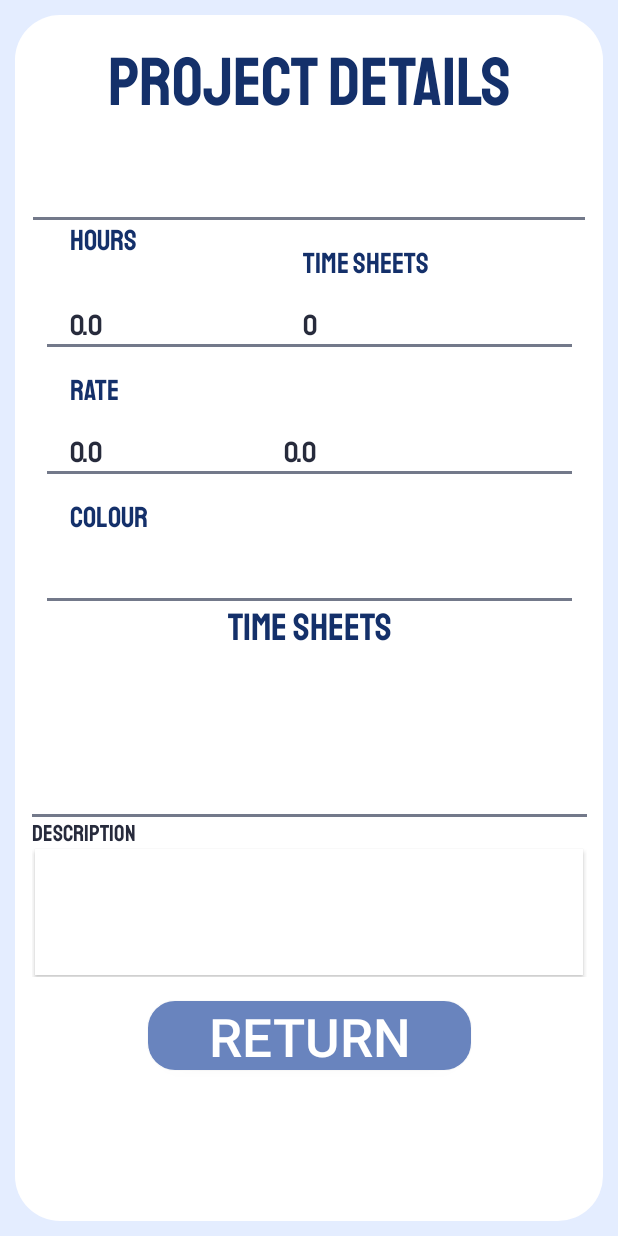
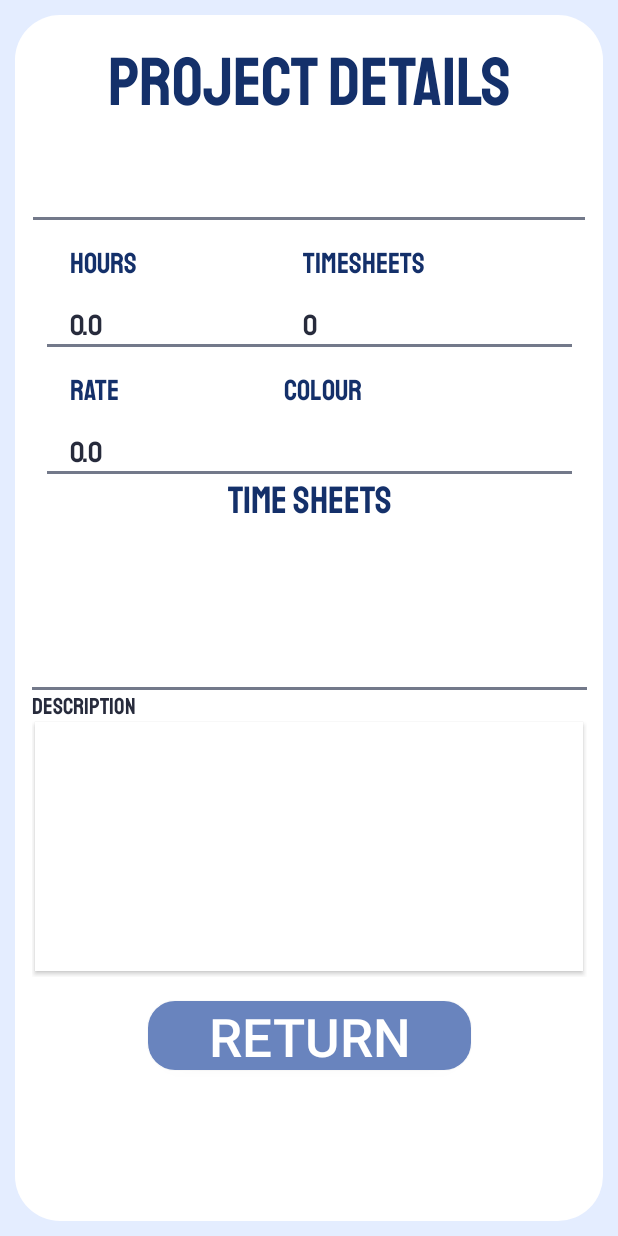
Before and after one commit to ST10036509/PunchIn, an Android app built with Jetpack Compose: the ProjectDetailsActivity screen opened directly, with no data from a screen before it, on a phone screen of 412 x 824 dp. Run offline under Robolectric (Android 15) with nearby library versions, the phone set to English and light mode, and no system bars; our stand-ins replace Firebase (no records; nobody signed in at launch, a user with empty details on screens opened directly).

Commit message:
OS-266: Adjusted details in ProjectDetails page

```diff
--- a/app/src/main/java/za/co/varsitycollege/st10036509/punchin/activities/ProjectDetailsActivity.kt
+++ b/app/src/main/java/za/co/varsitycollege/st10036509/punchin/activities/ProjectDetailsActivity.kt
@@ -56,7 +56,6 @@ class ProjectDetailsActivity : AppCompatActivity() {
             tvColour.text = colorHashId
             tvColour.setTextColor(getTextColorFromHash(colorHashId))
             tvRate.text = hourlyRate.toString()
-            tvEarnings.text = totalEarnings.toString()
             tvTimeSheets.text = totalTimeSheets.toString()
             tvHours.text = totalHours.toString()
             tvDescription.text = description
--- a/app/src/main/res/layout/activity_project_details.xml
+++ b/app/src/main/res/layout/activity_project_details.xml
@@ -51,8 +51,6 @@ LAST MODIFIED: 01/05/2024
         app:layout_constraintStart_toStartOf="parent"
         app:layout_constraintTop_toBottomOf="@+id/tv_Title">
 
-
-
         <!-- Project Name -->
         <LinearLayout
             android:layout_width="match_parent"
@@ -93,7 +91,6 @@ LAST MODIFIED: 01/05/2024
                     android:layout_height="wrap_content"
                     android:layout_marginStart="15dp"
                     android:layout_marginTop="15dp"
-                    android:layout_gravity=""
                     android:fontFamily="@font/staatliches"
                     android:text="@string/project_details_hours"
                     android:textColor="@color/indigo_900"
@@ -145,8 +142,7 @@ LAST MODIFIED: 01/05/2024
                 android:background="#73798a" />
         </TableLayout>
 
-
-        <!-- Rate and Earnings -->
+        <!-- Rate, Colour, and Earnings -->
         <TableLayout
             android:layout_width="350dp"
             android:layout_gravity="center_horizontal"
@@ -154,7 +150,8 @@ LAST MODIFIED: 01/05/2024
 
             <TableRow
                 android:layout_width="match_parent"
-                android:layout_height="match_parent">
+                android:layout_height="match_parent"
+                android:layout_gravity="center">
 
                 <TextView
                     android:layout_width="wrap_content"
@@ -166,7 +163,15 @@ LAST MODIFIED: 01/05/2024
                     android:textColor="@color/indigo_900"
                     android:textSize="19sp" />
 
-
+                <TextView
+                    android:layout_width="wrap_content"
+                    android:layout_height="wrap_content"
+                    android:layout_marginStart="110dp"
+                    android:layout_marginTop="15dp"
+                    android:fontFamily="@font/staatliches"
+                    android:text="@string/project_details_colour"
+                    android:textColor="@color/indigo_900"
+                    android:textSize="19sp" />
             </TableRow>
 
             <TableRow
@@ -185,55 +190,10 @@ LAST MODIFIED: 01/05/2024
                     android:textSize="19sp" />
 
                 <TextView
-                    android:id="@+id/tv_earnings"
+                    android:id="@+id/tv_colour"
                     android:layout_width="wrap_content"
                     android:layout_height="wrap_content"
                     android:layout_marginStart="110dp"
-                    android:layout_marginTop="15dp"
-                    android:fontFamily="@font/staatliches"
-                    android:text=""
-                    android:textColor="@color/dark_blue_900"
-                    android:textSize="19sp" />
-            </TableRow>
-
-            <ImageView
-                android:layout_width="370dp"
-                android:layout_height="2dp"
-                android:layout_gravity="center"
-                android:background="#73798a" />
-        </TableLayout>
-
-        <!-- Colour and Organization -->
-        <TableLayout
-            android:layout_width="350dp"
-            android:layout_gravity="center_horizontal"
-            android:layout_height="wrap_content">
-
-            <TableRow
-                android:layout_width="match_parent"
-                android:layout_height="match_parent">
-
-                <TextView
-                    android:layout_width="wrap_content"
-                    android:layout_height="wrap_content"
-                    android:layout_marginStart="15dp"
-                    android:layout_marginTop="15dp"
-                    android:fontFamily="@font/staatliches"
-                    android:text="@string/project_details_colour"
-                    android:textColor="@color/indigo_900"
-                    android:textSize="19sp" />
-
-            </TableRow>
-
-            <TableRow
-                android:layout_width="match_parent"
-                android:layout_height="match_parent">
-
-                <TextView
-                    android:id="@+id/tv_colour"
-                    android:layout_width="wrap_content"
-                    android:layout_height="wrap_content"
-                    android:layout_marginStart="15dp"
                     android:layout_marginTop="15dp"
                     android:fontFamily="@font/staatliches"
                     android:text=""
@@ -294,7 +254,7 @@ LAST MODIFIED: 01/05/2024
 
         <LinearLayout
             android:layout_width="370dp"
-            android:layout_height="111dp"
+            android:layout_height="192dp"
             android:layout_gravity="center_horizontal"
             android:orientation="vertical">
 
@@ -304,23 +264,22 @@ LAST MODIFIED: 01/05/2024
                 android:fontFamily="@font/staatliches"
                 android:text="@string/project_details_descrption"
                 android:textColor="@color/dark_blue_900"
-                android:textSize="15dp"/>
+                android:textSize="15dp" />
 
             <TextView
                 android:id="@+id/tv_description"
                 android:layout_width="365dp"
-                android:layout_height="84dp"
+                android:layout_height="166dp"
                 android:layout_gravity="center"
+                android:background="@drawable/rectangle_wrapper_white_sharp_corners"
+                android:elevation="2dp"
                 android:fontFamily="@font/reglo_bold"
                 android:text=""
-                android:textColor="@color/dark_blue_900"
-                android:elevation="2dp"
-                android:background="@drawable/rectangle_wrapper_white_sharp_corners" />
+                android:textColor="@color/dark_blue_900" />
         </LinearLayout>
 
+    </LinearLayout>
 
-
-    </LinearLayout>
     <Button
         android:id="@+id/btn_Return"
         android:layout_width="215dp"
--- a/app/src/main/res/values/strings.xml
+++ b/app/src/main/res/values/strings.xml
@@ -73,7 +73,7 @@
     <string name="title_activity_project_details">PROJECT DETAILS</string>
     <string name="project_name_activity_project_details">PROJECT NAME INSERT</string>
     <string name="project_details_hours">HOURS</string>
-    <string name="project_details_time_sheets">TIME SHEETS</string>
+    <string name="project_details_time_sheets">TIMESHEETS</string>
     <string name="project_details_rate">RATE</string>
     <string name="project_details_earnings">EARNINGS</string>
     <string name="project_details_colour">COLOUR</string>
```
